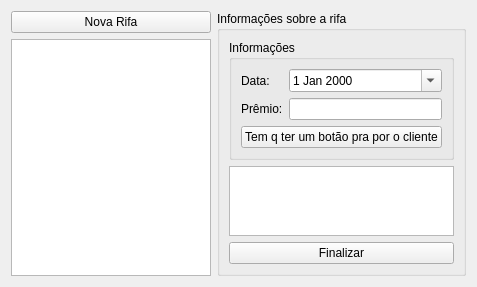
Qt form ui/venda.ui (WallacX/Sist.-Gerenciamento-de-rifas) before a commit.
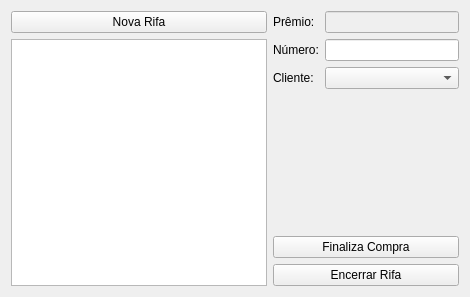
The same form after that commit.

```diff
--- a/ui/venda.ui
+++ b/ui/venda.ui
@@ -6,8 +6,8 @@
    <rect>
     <x>0</x>
     <y>0</y>
-    <width>477</width>
-    <height>272</height>
+    <width>470</width>
+    <height>297</height>
    </rect>
   </property>
   <property name="windowTitle">
@@ -29,67 +29,71 @@
     </layout>
    </item>
    <item>
-    <widget class="QGroupBox" name="groupBox">
-     <property name="title">
-      <string>Informações sobre a rifa</string>
-     </property>
-     <layout class="QVBoxLayout" name="verticalLayout_2">
-      <item>
-       <widget class="QGroupBox" name="groupBox_2">
-        <property name="title">
-         <string>Informações</string>
-        </property>
-        <layout class="QVBoxLayout" name="verticalLayout">
+    <layout class="QVBoxLayout" name="layout_principal">
          <item>
           <layout class="QFormLayout" name="formLayout">
            <item row="0" column="0">
             <widget class="QLabel" name="label">
              <property name="text">
-              <string>Data:</string>
+          <string>Prêmio:</string>
              </property>
             </widget>
            </item>
            <item row="0" column="1">
-            <widget class="QDateEdit" name="dateEdit">
-             <property name="calendarPopup">
-              <bool>true</bool>
+        <widget class="QLineEdit" name="premio_line">
+         <property name="enabled">
+          <bool>false</bool>
              </property>
             </widget>
            </item>
            <item row="1" column="0">
             <widget class="QLabel" name="label_3">
              <property name="text">
-              <string>Prêmio:</string>
+          <string>Número:</string>
              </property>
             </widget>
            </item>
            <item row="1" column="1">
-            <widget class="QLineEdit" name="lineEdit_3"/>
+        <widget class="QLineEdit" name="numero_line"/>
+       </item>
+       <item row="2" column="0">
+        <widget class="QLabel" name="label_4">
+         <property name="text">
+          <string>Cliente:</string>
+         </property>
+        </widget>
+       </item>
+       <item row="2" column="1">
+        <widget class="QComboBox" name="combo_clientes">
+         <property name="editable">
+          <bool>false</bool>
+         </property>
+         <property name="currentText">
+          <string/>
+         </property>
+        </widget>
            </item>
           </layout>
          </item>
+     <item>
+      <layout class="QVBoxLayout" name="verticalLayout">
          <item>
           <widget class="QPushButton" name="add_cliente">
            <property name="text">
-            <string>Tem q ter um botão pra por o cliente</string>
-           </property>
-          </widget>
-         </item>
-        </layout>
-       </widget>
-      </item>
-      <item>
-       <widget class="QTableWidget" name="tableWidget"/>
+          <string>Finaliza Compra</string>
+         </property>
+        </widget>
       </item>
       <item>
        <widget class="QPushButton" name="finaliza_btn">
         <property name="text">
-         <string>Finalizar</string>
+          <string>Encerrar Rifa</string>
         </property>
        </widget>
       </item>
      </layout>
-    </widget>
+     </item>
+    </layout>
    </item>
   </layout>
  </widget>
```
Left out of the diff: 4 changed lines with no effect on the pictures. Lines whose indentation alone changed are shown as unchanged.
